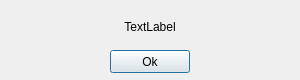
First picture: the form in Application/Logic_Gate_Simulator/Dialogs/dlg_message.ui, repository ElliotHarding/Logic-Gate-Simulator, before the edit.
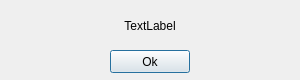
Second picture: the form after the edit.

Commit message: Message dialog update with fixes

```diff
--- a/Application/Logic_Gate_Simulator/Dialogs/dlg_message.ui
+++ b/Application/Logic_Gate_Simulator/Dialogs/dlg_message.ui
@@ -36,9 +36,9 @@
    <property name="geometry">
     <rect>
      <x>0</x>
-     <y>20</y>
+     <y>5</y>
      <width>300</width>
-     <height>13</height>
+     <height>41</height>
     </rect>
    </property>
    <property name="text">
```
The commit also changes 1 other file.
